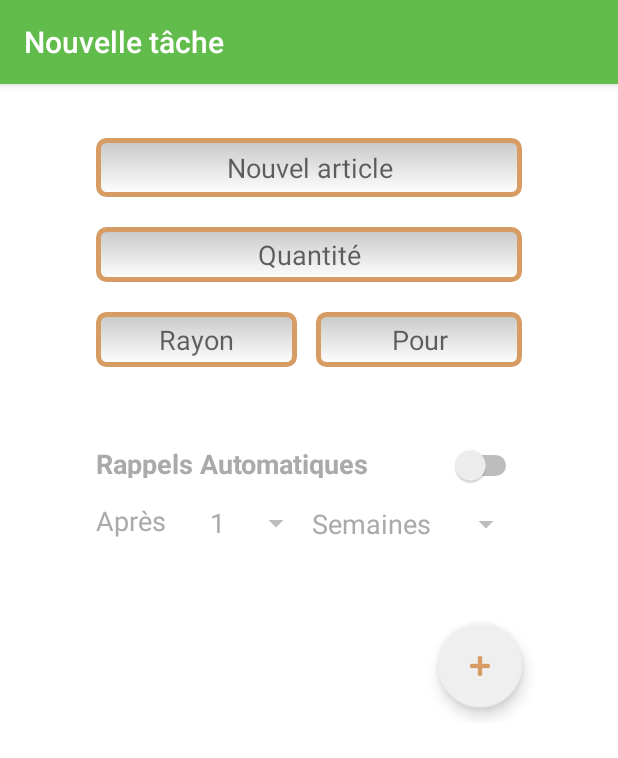
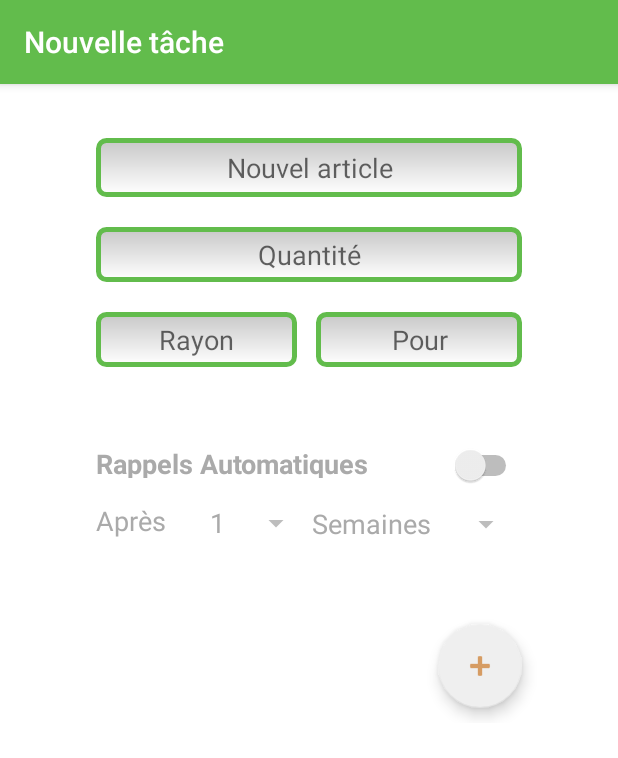
Before and after one commit to Horrih/Courses, an Android app: the NewTaskActivity screen opened directly, with no data from a screen before it, on a phone screen of 412 x 824 dp. Shown: the top 758 px of the screen. Run offline under Robolectric (Android 15) with nearby library versions, the phone set to English and light mode, and no system bars.

Commit message:
Make textbox boundary green again

```diff
--- a/app/src/main/res/drawable/edit_text_style.xml
+++ b/app/src/main/res/drawable/edit_text_style.xml
@@ -4,7 +4,7 @@
     android:thickness="0dp"
     android:shape="rectangle">
     <stroke android:width="3dp"
-            android:color="@color/colorAccent"/>
+            android:color="@color/colorPrimary"/>
     <corners android:radius="5dp" />
     <gradient
         android:startColor="#C8C8C8"
```
